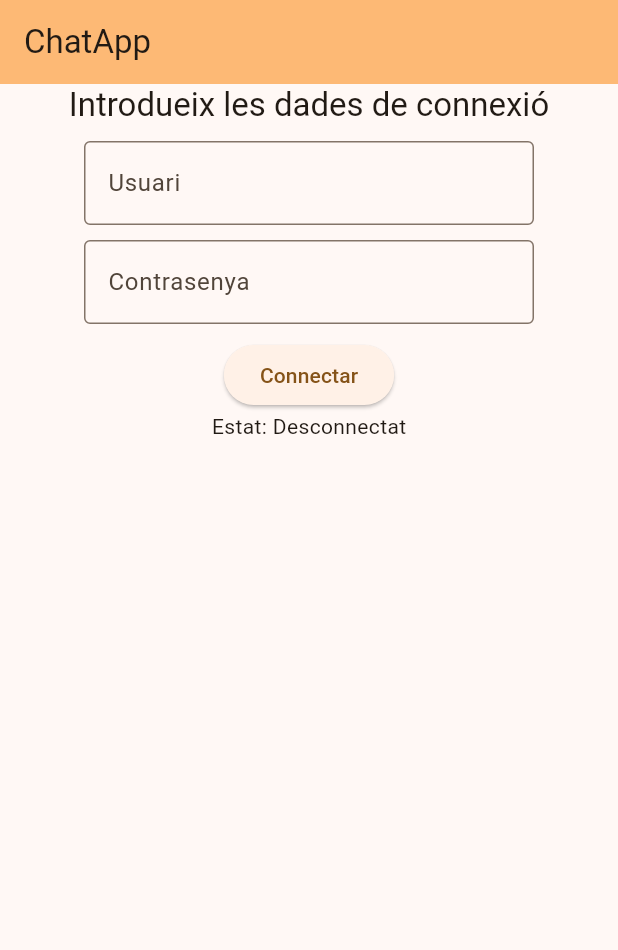
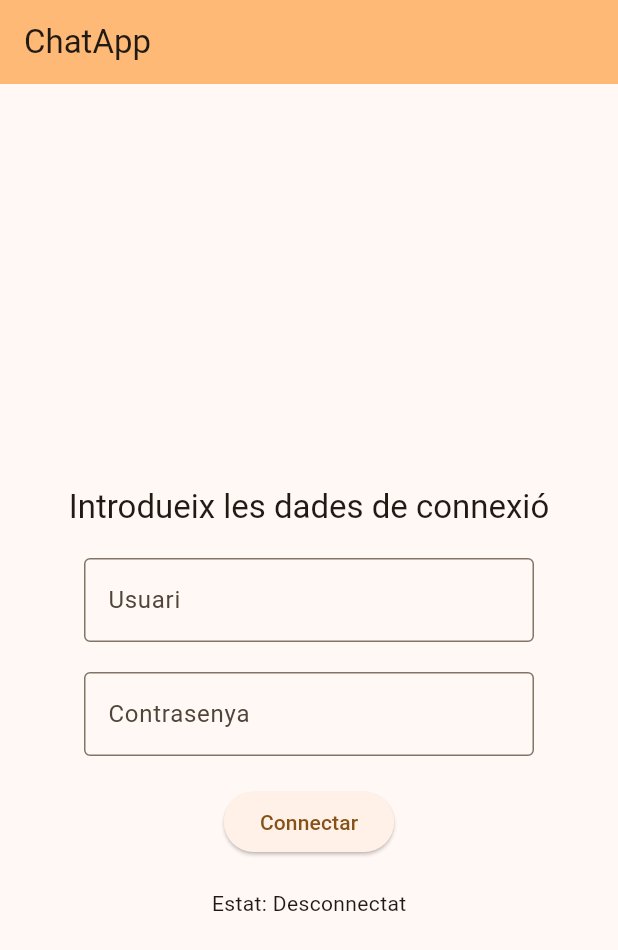
Before and after one commit to P41T0/projecte_comunicacio, a Flutter app: the screen it shows after launch, on a phone screen of 412 x 824 dp. Shown: the top 950 px of the screen. Run offline on Flutter 3.47's test engine with Material 3 defaults, Android fonts, the phone set to English and light mode, and no system bars; our stand-ins replace device_info_plus, flutter_secure_storage, permission_handler, shared_preferences; missing offline and left inert: usb_serial, xmpp_plugin.

Commit message:
canviat l'estructura de main

```diff
--- a/lib/main.dart
+++ b/lib/main.dart
@@ -61,7 +61,7 @@ class _MyHomePageState extends State<MyHomePage>
   String connectionStatus = 'Desconnectat';
   bool userSessionStarted = false;
   static const _storage = FlutterSecureStorage();
-  String username_title = "";
+  String usernameTitle = "";
   bool isAuthenticating = false;
   @override
   void initState() {
@@ -230,7 +230,7 @@ class _MyHomePageState extends State<MyHomePage>
 
   Future<void> connect(String user, String password) async {
     setState(() {
-      username_title = user;
+      usernameTitle = user;
     });
     isAuthenticating = true;
     host = user.split("@")[1];
@@ -364,19 +364,21 @@ class _MyHomePageState extends State<MyHomePage>
         ),
         body: SingleChildScrollView(
           child: Center(
+            child: ConstrainedBox(
+              constraints: BoxConstraints(
+                minHeight: MediaQuery.of(context).size.height,
+              ),
               child: Column(
                 mainAxisAlignment: MainAxisAlignment.center,
+                spacing: 20,
                 children: <Widget>[
                   Text(
                     'Introdueix les dades de connexió',
                     style: Theme.of(context).textTheme.titleLarge,
                   ),
-                SizedBox(height: 10),
                   SizedBox(
                     width: 300,
-                  child: Column(
-                    children: [
-                      TextField(
+                    child: TextField(
                       keyboardType: TextInputType.emailAddress,
                       controller: _nomUsuariController,
                       decoration: InputDecoration(
@@ -385,7 +387,10 @@ class _MyHomePageState extends State<MyHomePage>
                         hintText: 'usuari@servidor.com',
                       ),
                     ),
-                      SizedBox(height: 10),
+                  ),
+                  SizedBox(
+                    width: 300,
+                    child:
                   TextField(
                     controller: _contrasenyaController,
                     decoration: InputDecoration(
@@ -395,10 +400,7 @@ class _MyHomePageState extends State<MyHomePage>
                     ),
                     obscureText: true,
                   ),
-                    ],
                   ),
-                ),
-                SizedBox(height: 10),
                   ElevatedButton(
                     onPressed: () async {
                       checkConnection();
@@ -414,6 +416,7 @@ class _MyHomePageState extends State<MyHomePage>
             ),
             // This trailing comma makes auto-formatting nicer for build methods.
           ),
+        ),
       );
     } else {
       return Scaffold(
@@ -425,6 +428,7 @@ class _MyHomePageState extends State<MyHomePage>
         body: SingleChildScrollView(
           child: Center(
             child: Column(
+              spacing: 10,
               mainAxisAlignment: MainAxisAlignment.center,
               children: <Widget>[
                 ElevatedButton(
@@ -434,14 +438,12 @@ class _MyHomePageState extends State<MyHomePage>
                   child: Text('Desconnectar'),
                 ),
                 Text("Usuari"),
-                SizedBox(height: 15),
-                Text(username_title),
-                SizedBox(height: 15),
+                Text(usernameTitle),
                 Row(
                   mainAxisAlignment: MainAxisAlignment.center,
+                  spacing: 10,
                   children: [
                     Text("Visibilitat:"),
-                    SizedBox(width: 10),
                     DropdownButton(
                       value: presenceType,
                       items:
@@ -460,12 +462,11 @@ class _MyHomePageState extends State<MyHomePage>
                     ),
                   ],
                 ),
-                SizedBox(height: 15),
                 Row(
                   mainAxisAlignment: MainAxisAlignment.center,
+                  spacing: 10,
                   children: [
                     Text("Estat:"),
-                    SizedBox(width: 10),
                     DropdownButton(
                       value: presenceMode,
                       items:
@@ -486,9 +487,7 @@ class _MyHomePageState extends State<MyHomePage>
                 ),
                 SizedBox(
                   width: 300,
-                  child: Column(
-                    children: [
-                      TextField(
+                  child: TextField(
                     keyboardType: TextInputType.emailAddress,
                     controller: _destinatariController,
                     decoration: const InputDecoration(
@@ -496,9 +495,6 @@ class _MyHomePageState extends State<MyHomePage>
                       labelText: 'Nom del destinatari',
                       hintText: 'destinatari@servidor.com',
                     ),
-                      ),
-                      SizedBox(height: 10),
-                    ],
                   ),
                 ),
                 ElevatedButton(
```
Lines whose indentation alone changed are shown as unchanged.
